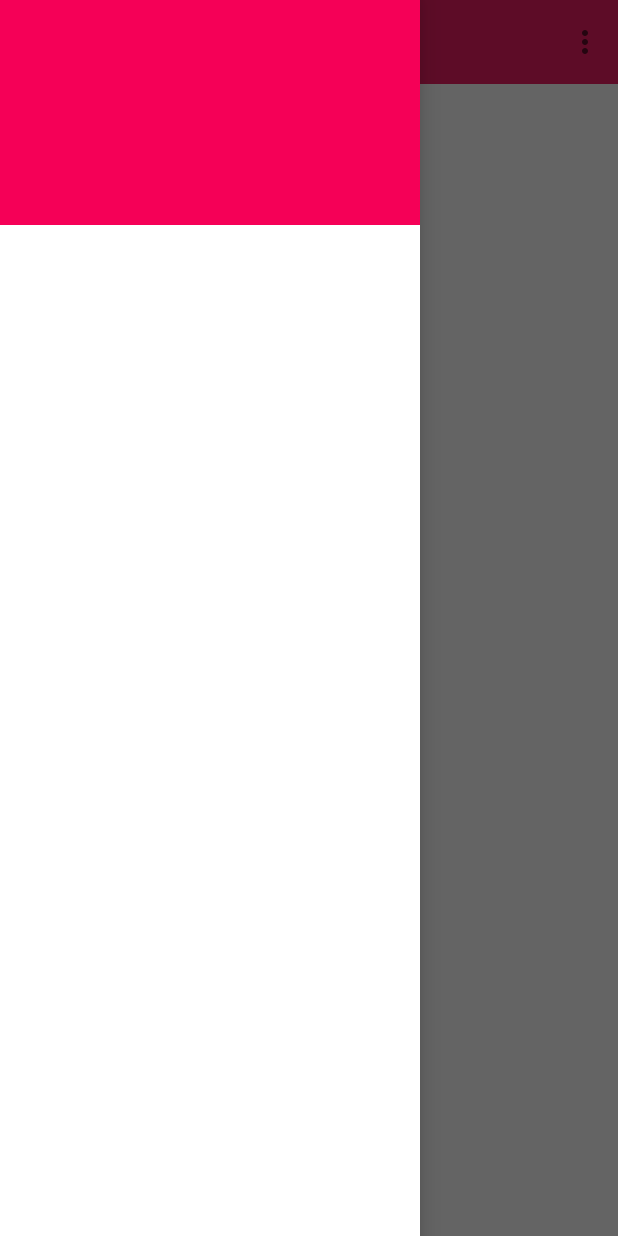
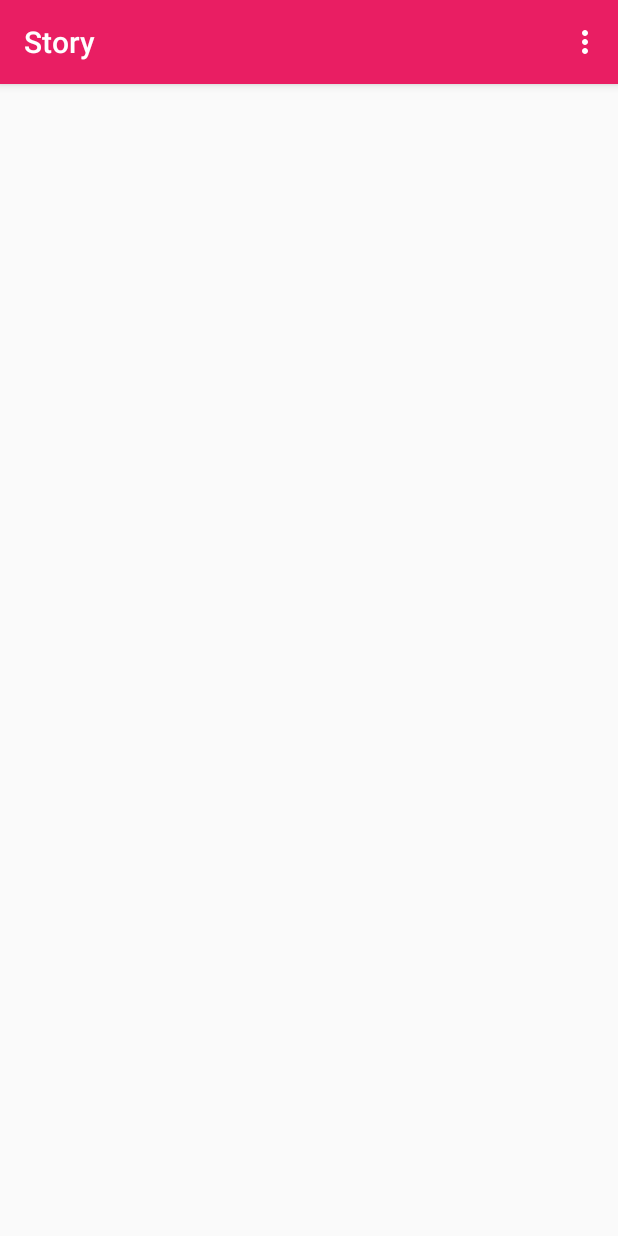
Before and after one commit to Ganesherx/Story, an Android app: the screen it shows after launch once a user with an empty profile is signed in (MainActivity), on a phone screen of 412 x 824 dp. Run offline under Robolectric (Android 15) with nearby library versions, the phone set to English and light mode, and no system bars; our stand-ins replace Firebase (no records; nobody signed in at launch, a user with empty details on screens opened directly); libraries missing offline, so code that uses them is left out: com.firebase.client; 1 statement that could not run was skipped.

Commit message:
Actionbar theme

```diff
--- a/app/build.gradle
+++ b/app/build.gradle
@@ -47,6 +47,7 @@ dependencies {
     compile 'com.google.firebase:firebase-auth:10.2.6'
     compile 'com.firebase:firebase-client-android:2.5.2'
     compile 'com.firebaseui:firebase-ui:1.2.0'
+    compile 'com.android.support:recyclerview-v7:25.3.1'
     testCompile 'junit:junit:4.12'
 }
 apply plugin: 'com.google.gms.google-services'
--- a/app/src/main/java/com/example/ganesh/story/ui/MainActivity.java
+++ b/app/src/main/java/com/example/ganesh/story/ui/MainActivity.java
@@ -3,7 +3,6 @@ package com.example.ganesh.story.ui;
 import android.content.Intent;
 import android.os.Bundle;
 import android.support.annotation.NonNull;
-import android.support.v4.widget.DrawerLayout;
 import android.support.v7.app.AppCompatActivity;
 import android.support.v7.widget.Toolbar;
 import android.util.Log;
@@ -14,7 +13,6 @@ import android.widget.Toast;
 
 import com.example.ganesh.story.R;
 import com.example.ganesh.story.ui.authentication.LoginActivity;
-import com.example.ganesh.story.ui.navigationDrawer.NavigationDrawerFragment;
 import com.firebase.client.Firebase;
 import com.google.firebase.auth.FirebaseAuth;
 import com.google.firebase.database.DatabaseReference;
@@ -40,17 +38,10 @@ public class MainActivity extends AppCompatActivity {
         toolbar.setTitle("Story");
         setSupportActionBar(toolbar);
 
-        getSupportActionBar().setDisplayHomeAsUpEnabled(true);
-
-        //NAVIGATION DRAWER
-        NavigationDrawerFragment navigationDrawerFragment = (NavigationDrawerFragment) getSupportFragmentManager()
-                .findFragmentById(R.id.fragment_navigation_drawer);
-        navigationDrawerFragment.setUp(R.id.fragment_navigation_drawer, (DrawerLayout) findViewById(R.id.drawer_layout), toolbar);
-
 
         //DATABASE CONNECTION
         mDatabase = FirebaseDatabase.getInstance().getReference();
-        Log.e(LOG_TAG,"Database= "+ mDatabase);
+        Log.e(LOG_TAG, "Database= " + mDatabase);
         Firebase.setAndroidContext(this);
         mAuth = FirebaseAuth.getInstance();
 
@@ -58,8 +49,8 @@ public class MainActivity extends AppCompatActivity {
             @Override
             public void onAuthStateChanged(@NonNull FirebaseAuth firebaseAuth) {
                 if (firebaseAuth.getCurrentUser() == null) {
-                    Log.e(LOG_TAG,"current user:"+ (firebaseAuth.getCurrentUser())  );
-                    Intent createAccountIntent=new Intent(MainActivity.this, LoginActivity.class);
+                    Log.e(LOG_TAG, "current user:" + (firebaseAuth.getCurrentUser()));
+                    Intent createAccountIntent = new Intent(MainActivity.this, LoginActivity.class);
                     createAccountIntent.addFlags(Intent.FLAG_ACTIVITY_CLEAR_TOP);
                     startActivity(createAccountIntent);
                     finish();
@@ -67,6 +58,7 @@ public class MainActivity extends AppCompatActivity {
             }
         };
     }
+
     @Override
     protected void onStart() {
         super.onStart();
@@ -98,6 +90,7 @@ public class MainActivity extends AppCompatActivity {
         }
         return super.onOptionsItemSelected(item);
     }
+
     public void logout() {
         mAuth.signOut();
         Toast.makeText(MainActivity.this, "Successfully Logout", Toast.LENGTH_SHORT).show();
--- a/app/src/main/java/com/example/ganesh/story/ui/navigationDrawer/NavigationDrawerFragment.java
+++ /dev/null
@@ -1,92 +0,0 @@
-package com.example.ganesh.story.ui.navigationDrawer;
-
-
-import android.content.Context;
-import android.content.SharedPreferences;
-import android.os.Bundle;
-import android.support.annotation.Nullable;
-import android.support.v4.app.Fragment;
-import android.support.v4.widget.DrawerLayout;
-import android.support.v7.app.ActionBarDrawerToggle;
-import android.support.v7.widget.Toolbar;
-import android.view.LayoutInflater;
-import android.view.View;
-import android.view.ViewGroup;
-
-import com.example.ganesh.story.R;
-
-/**
- * A simple {@link Fragment} subclass.
- */
-public class NavigationDrawerFragment extends Fragment {
-
-    public static final String PREF_FILE_NAME = "testpref";
-    public static final String KEY_USER_LEARNED_DRAWER = "user_learned_drawer";
-    private ActionBarDrawerToggle mActionBarDrawerToggle;
-    private DrawerLayout mDrawerlayout;
-    private boolean mUserLearnedDrawer;
-    private boolean mFromSavedInstanceState;
-    private View containerView;
-
-    public NavigationDrawerFragment() {
-        // Required empty public constructor
-    }
-
-    public static void saveToPreference(Context context, String preferenceName, String preferenceValue) {
-        SharedPreferences sharePreference = context.getSharedPreferences(PREF_FILE_NAME, Context.MODE_PRIVATE);
-        SharedPreferences.Editor editor = sharePreference.edit();
-        editor.putString(preferenceName, preferenceValue);
-        editor.apply();
-    }
-
-    public static String readfromPreference(Context context, String preferenceName, String defaultValue) {
-        SharedPreferences sharePreference = context.getSharedPreferences(PREF_FILE_NAME, Context.MODE_PRIVATE);
-        return sharePreference.getString(preferenceName, defaultValue);
-    }
-
-    @Override
-    public void onCreate(@Nullable Bundle savedInstanceState) {
-        super.onCreate(savedInstanceState);
-        mUserLearnedDrawer = Boolean.valueOf(readfromPreference(getActivity(), KEY_USER_LEARNED_DRAWER, "false"));
-        if (savedInstanceState != null) {
-            mFromSavedInstanceState = true;
-        }
-
-    }
-
-    @Override
-    public View onCreateView(LayoutInflater inflater, ViewGroup container,
-                             Bundle savedInstanceState) {
-        // Inflate the layout for this fragment
-        return inflater.inflate(R.layout.fragment_navigation_drawer, container, false);
-    }
-
-    public void setUp(int fragmentID, DrawerLayout drawerLayout, Toolbar toolbar) {
-        containerView = getActivity().findViewById(fragmentID);
-        mDrawerlayout = drawerLayout;
-        mActionBarDrawerToggle = new ActionBarDrawerToggle(getActivity(), drawerLayout, toolbar, R.string.drawer_open, R.string.drawer_close) {
-            @Override
-            public void onDrawerOpened(View drawerView) {
-                super.onDrawerOpened(drawerView);
-                if (!mUserLearnedDrawer) {
-                    mUserLearnedDrawer = true;
-                    saveToPreference(getActivity(), KEY_USER_LEARNED_DRAWER, mUserLearnedDrawer + "");
-                }
-                getActivity().invalidateOptionsMenu();
-            }
-
-            @Override
-            public void onDrawerClosed(View drawerView) {
-                super.onDrawerClosed(drawerView);
-                getActivity().invalidateOptionsMenu();
-            }
-        };
-        if (!mUserLearnedDrawer && !mFromSavedInstanceState) {
-            mDrawerlayout.openDrawer(containerView);
-        }
-
-        mDrawerlayout.setDrawerListener(mActionBarDrawerToggle);
-        mActionBarDrawerToggle.syncState();
-
-    }
-}
--- a/app/src/main/res/layout/activity_main.xml
+++ b/app/src/main/res/layout/activity_main.xml
@@ -1,33 +1,14 @@
 <?xml version="1.0" encoding="utf-8"?>
-<android.support.v4.widget.DrawerLayout xmlns:android="http://schemas.android.com/apk/res/android"
-    xmlns:app="http://schemas.android.com/apk/res-auto"
+<LinearLayout xmlns:android="http://schemas.android.com/apk/res/android"
     xmlns:tools="http://schemas.android.com/tools"
     android:id="@+id/drawer_layout"
     android:layout_width="match_parent"
     android:layout_height="match_parent"
-    android:fitsSystemWindows="true"
+    android:orientation="vertical"
     tools:context="com.example.ganesh.story.ui.MainActivity">
 
-    <RelativeLayout
-        android:layout_width="match_parent"
-        android:layout_height="match_parent">
 
-        <android.support.v7.widget.Toolbar xmlns:android="http://schemas.android.com/apk/res/android"
-            android:id="@+id/app_bar"
-            android:layout_width="match_parent"
-            android:layout_height="?attr/actionBarSize"
-            android:theme="@style/Toolbar" />
-
-    </RelativeLayout>
-
-    <fragment
-        android:id="@+id/fragment_navigation_drawer"
-        class="com.example.ganesh.story.ui.navigationDrawer.NavigationDrawerFragment"
-        android:layout_width="280dp"
-        android:layout_height="match_parent"
-        android:layout_gravity="start"
-        app:layout="@layout/fragment_navigation_drawer"
-        tools:layout="@layout/fragment_navigation_drawer" />
+     <include layout="@layout/appbar" />
 
 
-</android.support.v4.widget.DrawerLayout>
+</LinearLayout>
--- /dev/null
+++ b/app/src/main/res/layout/appbar.xml
@@ -0,0 +1,22 @@
+<?xml version="1.0" encoding="utf-8"?>
+<LinearLayout xmlns:android="http://schemas.android.com/apk/res/android"
+    xmlns:app="http://schemas.android.com/apk/res-auto"
+    android:layout_width="match_parent"
+    android:layout_height="match_parent"
+    android:orientation="vertical">
+
+    <android.support.design.widget.AppBarLayout
+        android:layout_width="match_parent"
+        android:layout_height="wrap_content">
+
+        <android.support.v7.widget.Toolbar xmlns:android="http://schemas.android.com/apk/res/android"
+            android:id="@+id/app_bar"
+            android:layout_width="match_parent"
+            android:layout_height="?attr/actionBarSize"
+            android:theme="@style/MyDarkToolbarStyle"
+            app:popupTheme="@style/ThemeOverlay.AppCompat.Light" />
+
+
+    </android.support.design.widget.AppBarLayout>
+
+</LinearLayout>
--- a/app/src/main/res/layout/fragment_navigation_drawer.xml
+++ /dev/null
@@ -1,21 +0,0 @@
-<FrameLayout xmlns:android="http://schemas.android.com/apk/res/android"
-    xmlns:tools="http://schemas.android.com/tools"
-    android:layout_width="match_parent"
-    android:layout_height="match_parent"
-    android:background="@color/white"
-    tools:context="com.example.ganesh.story.ui.navigationDrawer.NavigationDrawerFragment">
-
-    <LinearLayout
-        android:layout_width="match_parent"
-        android:layout_height="wrap_content"
-        android:orientation="vertical">
-
-        <ImageView
-            android:layout_width="280dp"
-            android:layout_height="150dp"
-            android:background="@color/colorAccent" />
-
-    </LinearLayout>
-
-
-</FrameLayout>
--- a/app/src/main/res/values/colors.xml
+++ b/app/src/main/res/values/colors.xml
@@ -3,5 +3,6 @@
     <color name="colorPrimary">#E91E63</color>
     <color name="colorPrimaryDark">#D81B60</color>
     <color name="colorAccent">#F50057</color>
+    <color name="black">#000000</color>
     <color name="white">#FFFFFFFF</color>
 </resources>
--- a/app/src/main/res/values/strings.xml
+++ b/app/src/main/res/values/strings.xml
@@ -8,6 +8,4 @@
     <string name="hello_blank_fragment">Hello blank fragment</string>
     <string name="progress_dialog_authenticating_with_firebase">Authenticating with Firebase…</string>
 
-    <string name="drawer_open">Open</string>
-    <string name="drawer_close">Close</string>
 </resources>
--- a/app/src/main/res/values/styles.xml
+++ b/app/src/main/res/values/styles.xml
@@ -1,17 +1,23 @@
 <resources>
 
     <!-- Base application theme. -->
-    <style name="AppTheme" parent="Theme.AppCompat.Light.NoActionBar">
+    <style name="AppTheme" parent="Theme.AppCompat.DayNight.NoActionBar">
         <!-- Customize your theme here. -->
         <item name="colorPrimary">@color/colorPrimary</item>
         <item name="colorPrimaryDark">@color/colorPrimaryDark</item>
         <item name="colorAccent">@color/colorAccent</item>
-        <item name="android:windowTranslucentStatus">true</item>
+
     </style>
 
-    <style name="Toolbar" parent="Widget.AppCompat.Light.ActionBar">
+    <style name="Toolbar" parent="Theme.AppCompat.DayNight.DarkActionBar" popuptheme="Theme.Appcompat.Light.DarkActionBar">
         <item name="android:background">@color/colorPrimary</item>
         <item name="android:textColorPrimary">@android:color/white</item>
     </style>
 
+    <style name="MyDarkToolbarStyle" parent="ThemeOverlay.AppCompat.Dark.ActionBar">
+        <item name="android:colorBackground">@color/white</item>
+        <item name="android:textColor">@color/black</item>
+    </style>
+
+
 </resources>
```
